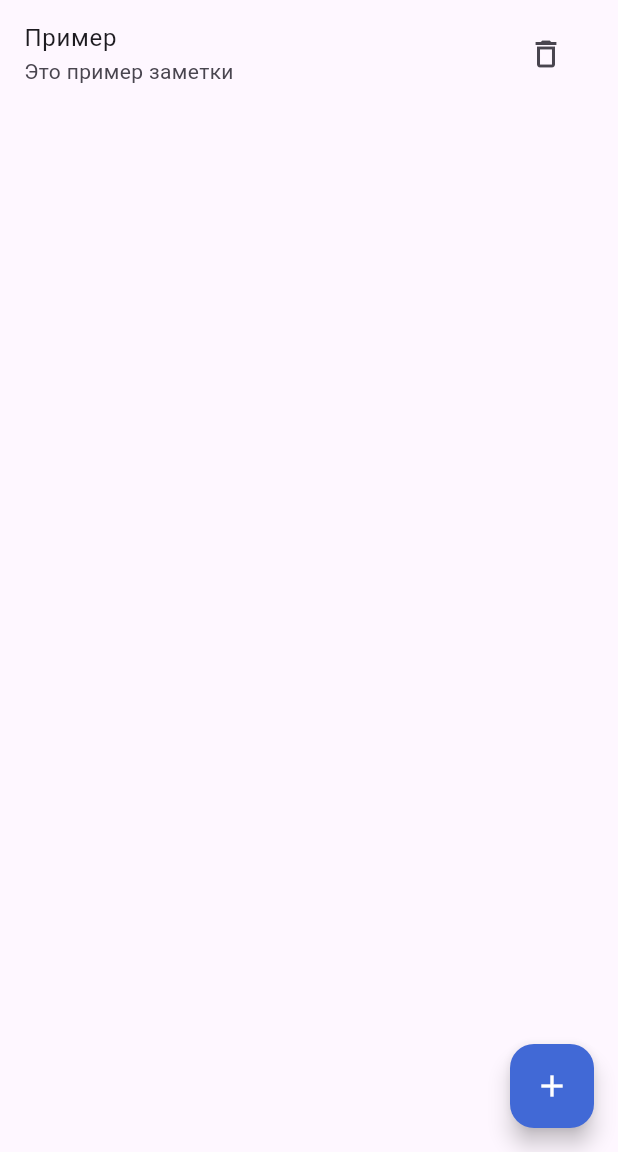
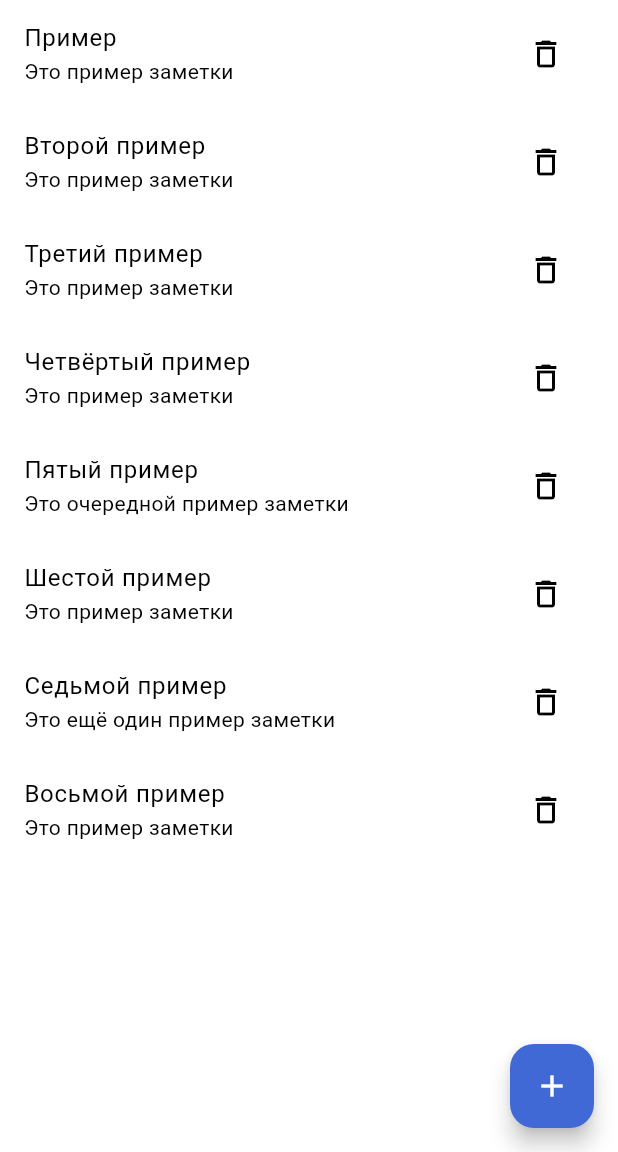
Before and after one commit to Luostra/PCS5, a Flutter app: the screen it shows after launch, on a phone screen of 412 x 824 dp, the part 84-1236 px from its top. Run offline on Flutter 3.47's test engine with Material 3 defaults, Android fonts, the phone set to English and light mode, and no system bars.

Commit message:
primary color & new default notes

```diff
--- a/simple_notes_klyuchnikov/lib/main.dart
+++ b/simple_notes_klyuchnikov/lib/main.dart
@@ -10,7 +10,12 @@
   Widget build(BuildContext context) {
     return MaterialApp(
       title: 'Simple Notes',
-      theme: ThemeData(useMaterial3: true),
+      theme: ThemeData(
+        useMaterial3: true,
+        colorScheme: ColorScheme.light(
+          primary: Color.fromARGB(255, 65, 105, 214),
+        ),
+      ),
       home: const NotesPage(),
     );
   }
@@ -25,6 +30,13 @@
 class _NotesPageState extends State<NotesPage> {
   final List<Note> _notes = [
     Note(id: '1', title: 'Пример', body: 'Это пример заметки'),
+    Note(id: '2', title: 'Второй пример', body: 'Это пример заметки'),
+    Note(id: '3', title: 'Третий пример', body: 'Это пример заметки'),
+    Note(id: '4', title: 'Четвёртый пример', body: 'Это пример заметки'),
+    Note(id: '5', title: 'Пятый пример', body: 'Это очередной пример заметки'),
+    Note(id: '6', title: 'Шестой пример', body: 'Это пример заметки'),
+    Note(id: '7', title: 'Седьмой пример', body: 'Это ещё один пример заметки'),
+    Note(id: '8', title: 'Восьмой пример', body: 'Это пример заметки'),
   ];
 
   List<Note> _filteredNotes = [];
```
